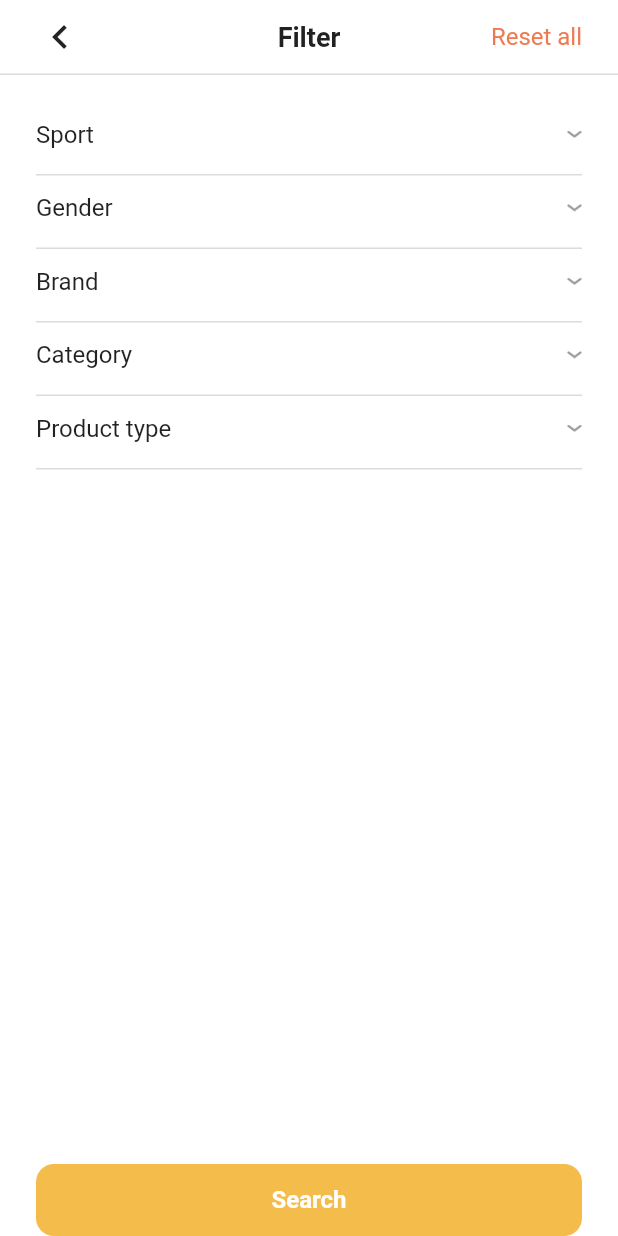
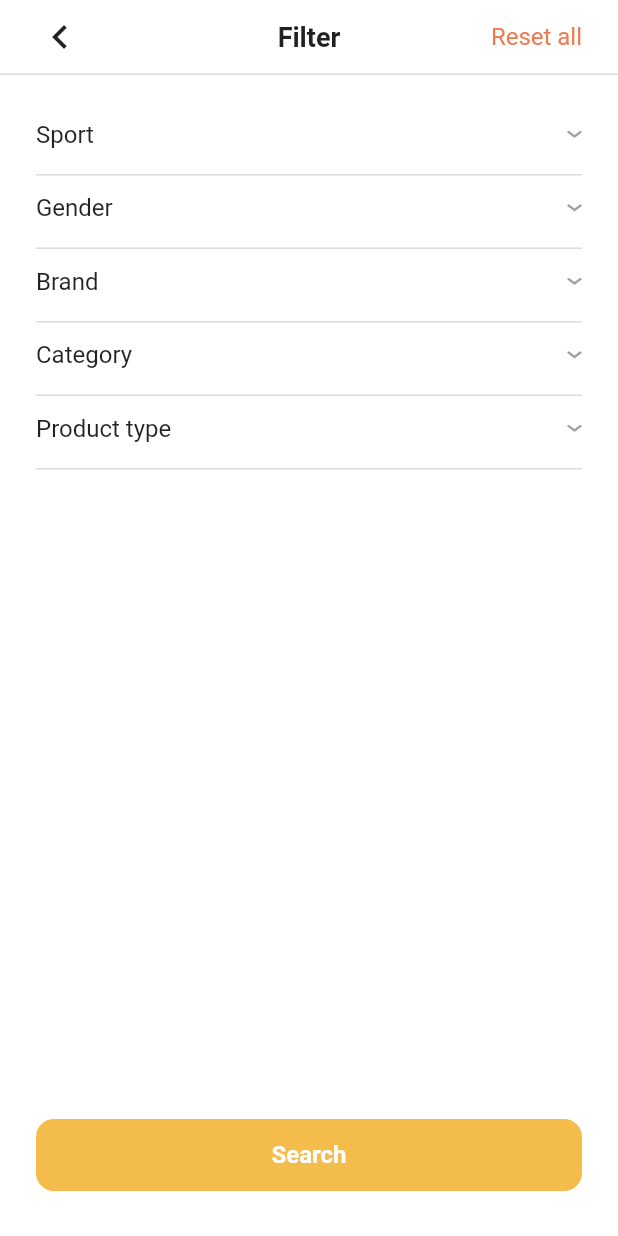
Before and after one commit to QuangDung159/flutter_ecommerce_app, a Flutter app: the FilterScreen screen opened directly, on a phone screen of 412 x 824 dp. Run offline on Flutter 3.47's test engine with Material 2 defaults, Android fonts, the phone set to English and light mode, and no system bars; our stand-ins replace get, modal_bottom_sheet, salomon_bottom_bar; network calls fail.

Commit message:
Filter screen

```diff
--- a/lib/UI/screens/filter_screen.dart
+++ b/lib/UI/screens/filter_screen.dart
@@ -2,6 +2,7 @@
 
 import 'package:flutter/material.dart';
 import 'package:flutter_ecommerce_app/UI/widgets/app_bar.dart';
+import 'package:flutter_ecommerce_app/UI/widgets/common/button_widget.dart';
 import 'package:flutter_ecommerce_app/UI/widgets/filter_item_level_1.dart';
 import 'package:flutter_ecommerce_app/core/constants/app_colors.dart';
 import 'package:flutter_ecommerce_app/core/constants/app_dimension.dart';
@@ -32,31 +33,6 @@ class _FilterScreenState extends State<FilterScreen> {
     }
 
     return listFilterLevel1Render;
-  }
-
-  Widget renderButton() {
-    return Container(
-      padding: EdgeInsets.symmetric(
-        horizontal: AppDimension.contentPadding,
-      ),
-      child: Container(
-        height: 48,
-        decoration: BoxDecoration(
-          borderRadius: BorderRadius.circular(12),
-          color: AppColors.primary,
-        ),
-        child: Center(
-          child: Text(
-            'Search',
-            style: TextStyle(
-              fontSize: 16,
-              fontWeight: FontWeight.bold,
-              color: Colors.white,
-            ),
-          ),
-        ),
-      ),
-    );
   }
 
   @override
@@ -104,7 +80,20 @@ class _FilterScreenState extends State<FilterScreen> {
                     ),
                   ),
                 ),
-                renderButton()
+                Container(
+                  padding: EdgeInsets.only(
+                    left: AppDimension.contentPadding,
+                    right: AppDimension.contentPadding,
+                    bottom: 30,
+                    top: 15,
+                  ),
+                  child: ButtonWidget(
+                    title: 'Search',
+                    opTap: () {
+                      print(getxAppController.listFilterSelected);
+                    },
+                  ),
+                )
               ],
             ),
           ),
--- /dev/null
+++ b/lib/UI/widgets/common/button_widget.dart
@@ -0,0 +1,49 @@
+// ignore_for_file: prefer_const_constructors
+
+import 'package:flutter/material.dart';
+import 'package:flutter_ecommerce_app/core/constants/app_colors.dart';
+
+class ButtonWidget extends StatefulWidget {
+  const ButtonWidget({
+    Key? key,
+    required this.title,
+    this.titleStyle,
+    required this.opTap,
+    this.backgroundColor,
+  }) : super(key: key);
+
+  final String title;
+  final TextStyle? titleStyle;
+  final Function() opTap;
+  final Color? backgroundColor;
+
+  @override
+  State<ButtonWidget> createState() => _ButtonWidgetState();
+}
+
+class _ButtonWidgetState extends State<ButtonWidget> {
+  @override
+  Widget build(BuildContext context) {
+    return GestureDetector(
+      onTap: () => widget.opTap(),
+      child: Container(
+        height: 48,
+        decoration: BoxDecoration(
+          borderRadius: BorderRadius.circular(12),
+          color: widget.backgroundColor ?? AppColors.primary,
+        ),
+        child: Center(
+          child: Text(
+            widget.title,
+            style: widget.titleStyle ??
+                TextStyle(
+                  fontSize: 16,
+                  fontWeight: FontWeight.bold,
+                  color: Colors.white,
+                ),
+          ),
+        ),
+      ),
+    );
+  }
+}
```
